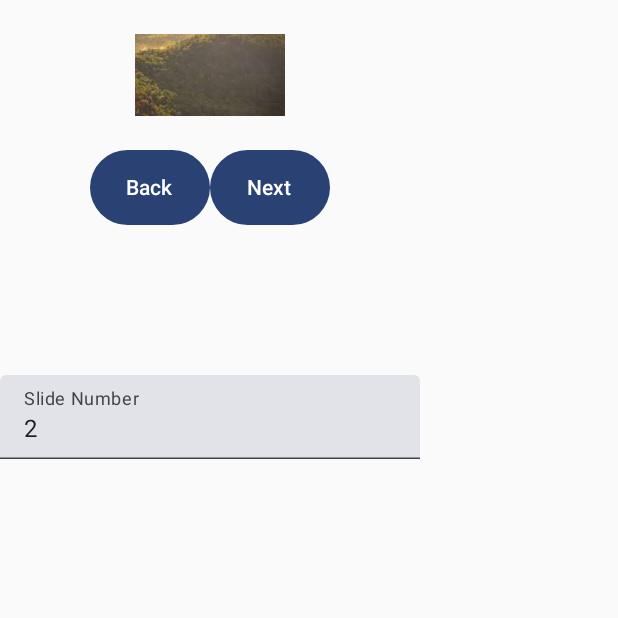
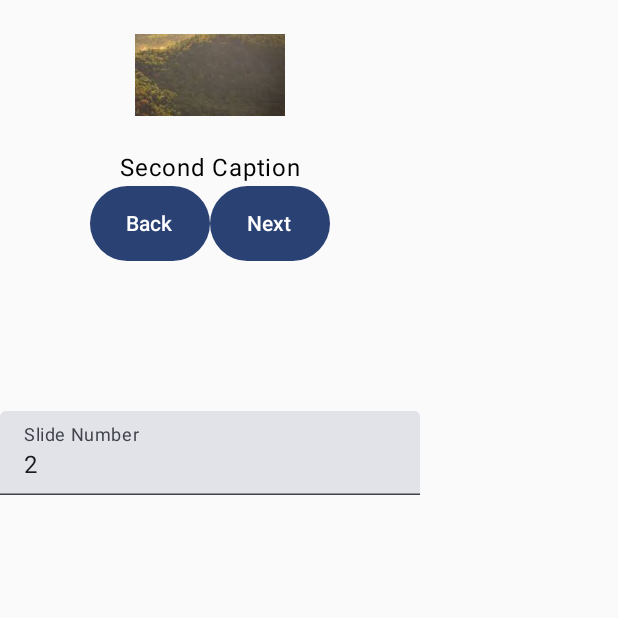
Before and after one commit to MohannadAwad4/Kotlin_Slide_Show, an Android app built with Jetpack Compose: the screen it shows after launch (MainActivity), after a tap on "Next", on a phone screen of 412 x 824 dp, the top half of it. Run offline under Robolectric (Android 15) with nearby library versions, the phone set to English and light mode, and no system bars.

Commit message:
fixed issue

```diff
--- a/app/src/main/java/com/example/slideshow/MainActivity.kt
+++ b/app/src/main/java/com/example/slideshow/MainActivity.kt
@@ -62,6 +62,15 @@ class MainActivity : ComponentActivity() {
             3 -> R.drawable.img_3
             else -> R.drawable.img_4
         }
+        val captionResource = when(result){
+            1->R.string.caption_1
+            2->R.string.caption_2
+            3->R.string.caption_3
+            else->R.string.caption_4
+
+
+
+        }
 
         Column(
             modifier = modifier,
@@ -72,6 +81,7 @@ class MainActivity : ComponentActivity() {
                 contentDescription = null,
                 modifier = Modifier.size(100.dp)
             )
+           Text(text = stringResource(captionResource))
             Row(modifier = modifier) {
                 Button(
                     onClick = {
--- a/app/src/main/res/values/strings.xml
+++ b/app/src/main/res/values/strings.xml
@@ -3,4 +3,9 @@
     <string name = "next_button">Next</string>
     <string name = "prev_button">Back</string>
     <string name = "slide_number">Slide Number</string>
+    <string name="caption_1"> First Caption</string>
+    <string name="caption_2"> Second Caption</string>
+    <string name="caption_3"> Third Caption</string>
+    <string name="caption_4"> Fourth Caption</string>
+
 </resources>
```
